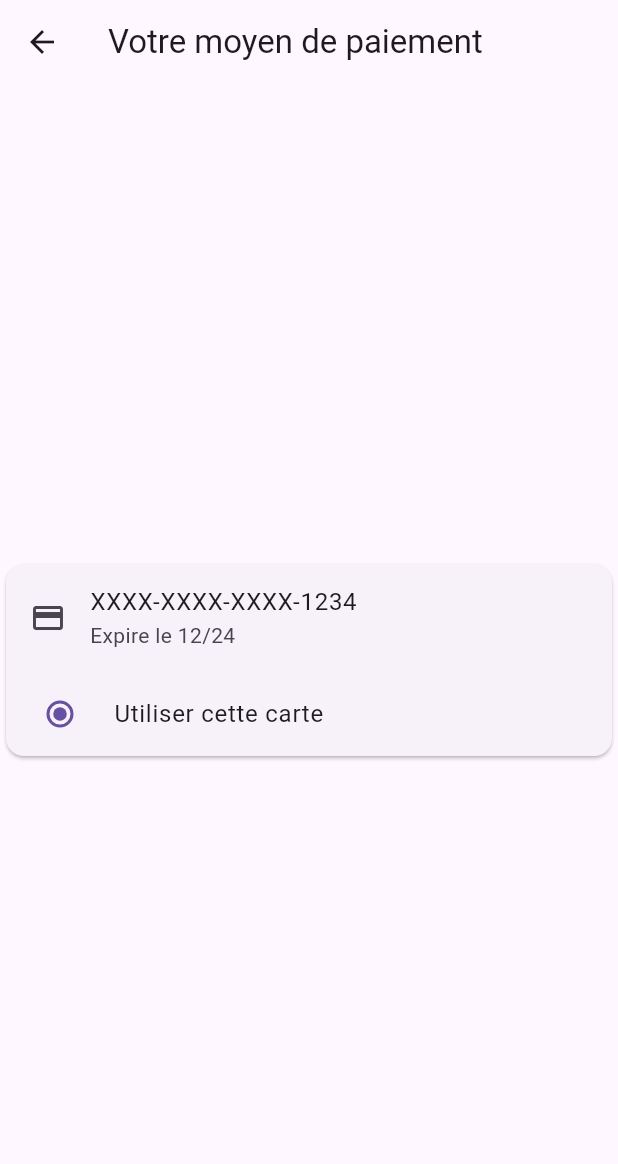
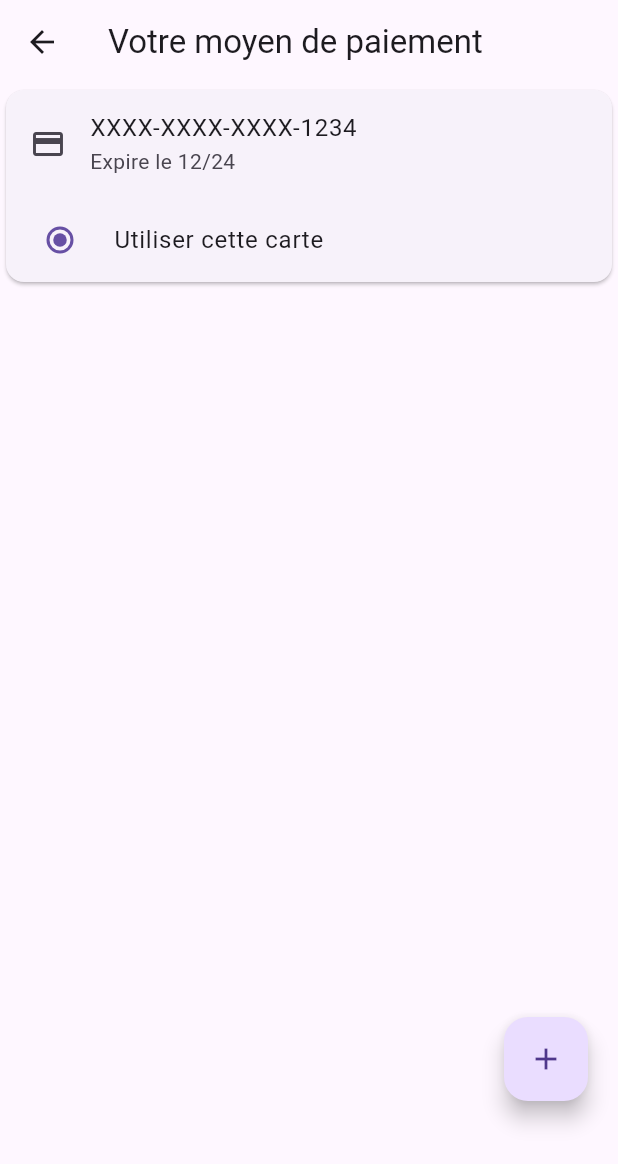
Before and after one commit to YOUPIDOK/cs-rust-flutter, a Flutter app: the PaymentMethod screen opened directly, on a phone screen of 412 x 824 dp. Shown: the top 1164 px of the screen. Run offline on Flutter 3.47's test engine with Material 3 defaults, Android fonts, the phone set to English and light mode, and no system bars; our stand-ins replace flutter_riverpod, go_router, hive, riverpod_annotation, rxdart, streaming_shared_preferences; missing offline and left inert: ferry, ferry_hive_store, gql_exec, gql_http_link, openid_client; accounts and stored records are empty; generated files the repository leaves out were written again; project files that could hold a hidden picture were left out.

Commit message:
feat: add boutton for payment methiod

```diff
--- a/app/lib/src/features/settings/payment_method/payment_method.dart
+++ b/app/lib/src/features/settings/payment_method/payment_method.dart
@@ -10,6 +10,7 @@ class PaymentMethod extends StatelessWidget {
       body: const _PaymentMethodState(),
     );
   }
+
 }
 
 class _PaymentMethodState extends StatefulWidget {
@@ -21,18 +22,23 @@ class _PaymentMethodState extends StatefulWidget {
 
 class _PaymentMethodStateState extends State<_PaymentMethodState> {
   String _selectedMethod = 'card';
+  List<String> cards = ['XXXX-XXXX-XXXX-1234'];
 
   @override
   Widget build(BuildContext context) {
-    return Center(
-      child: Card(
+    return Stack(
+      children: [
+        ListView.builder(
+          itemCount: cards.length,
+          itemBuilder: (context, index) {
+            return Card(
               child: Column(
                 mainAxisSize: MainAxisSize.min,
                 children: <Widget>[
-            const ListTile(
-              leading: Icon(Icons.credit_card),
-              title: Text('XXXX-XXXX-XXXX-1234'),
-              subtitle: Text('Expire le 12/24'),
+                  ListTile(
+                    leading: const Icon(Icons.credit_card),
+                    title: Text(cards[index]),
+                    subtitle: const Text('Expire le 12/24'),
                   ),
                   RadioListTile<String>(
                     title: const Text('Utiliser cette carte'),
@@ -46,7 +52,19 @@ class _PaymentMethodStateState extends State<_PaymentMethodState> {
                   ),
                 ],
               ),
+            );
+          },
         ),
+        Positioned(
+          bottom: 90,
+          right: 20,
+          child: FloatingActionButton(
+            onPressed: () {
+            },
+            child: const Icon(Icons.add),
+          ),
+        ),
+      ],
     );
   }
 }
```
Lines whose indentation alone changed are shown as unchanged.
